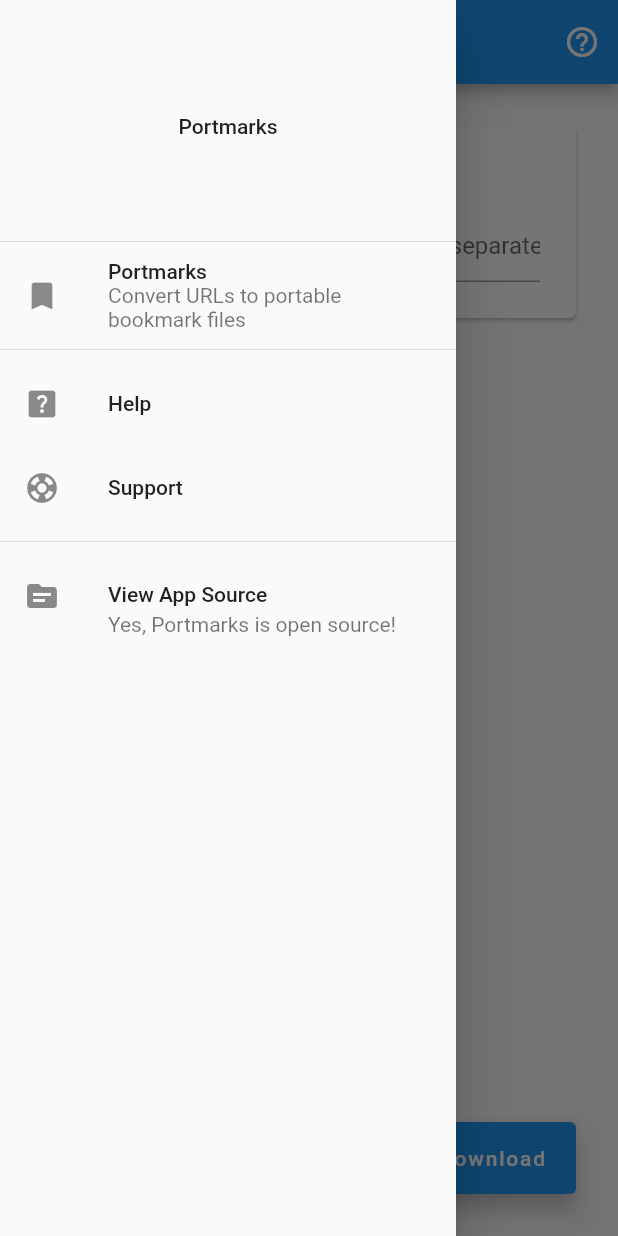
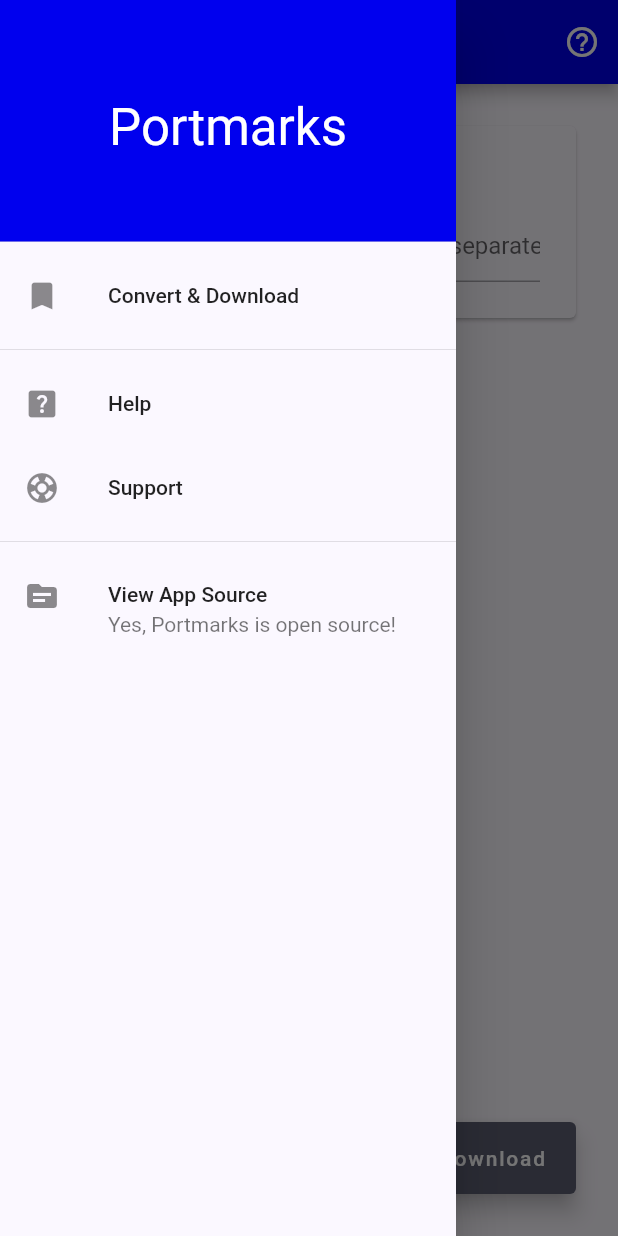
Before and after one commit to aurelitec/portmarks, a Flutter app: the screen it shows after launch, with the side drawer open, on a phone screen of 412 x 824 dp. Run offline on Flutter 3.47's test engine with Material 2 defaults, Android fonts, the phone set to English and light mode, and no system bars; our stand-ins replace go_router; missing offline and left inert: dart:html.

Commit message:
Add app theme; refactor & simplify strings & more

```diff
--- a/lib/common/app_urls.dart
+++ b/lib/common/app_urls.dart
@@ -13,7 +13,7 @@
       'https://www.aurelitec.com/support/?utm_source=$_appId&utm_medium=app&utm_campaign=${_appId}_${_editionId}_drawer';
 
   static const String help =
-      'https://www.aurelitec.com/$_appId/?utm_source=$_appId&utm_medium=app&utm_campaign=${_appId}_${_editionId}_appbar';
+      'https://www.aurelitec.com/$_appId/help/?utm_source=$_appId&utm_medium=app&utm_campaign=${_appId}_${_editionId}_appbar';
 
   static const String viewSource = 'https://github.com/aurelitec/portmarks';
 }
--- a/lib/common/strings.dart
+++ b/lib/common/strings.dart
@@ -14,9 +14,7 @@
 // Drawer items
 // -----------------------------------------------------------------------------------------------
 
-const String portmarkDrawerTitle = 'Portmarks';
-const String portmarkDrawerSubtitle = 'Convert URLs to portable bookmark files';
-
+const String portmarkDrawer = 'Convert & Download';
 const String supportDrawer = 'Support';
 const String helpDrawer = 'Help';
 const String viewSourceDrawer = 'View App Source';
@@ -27,14 +25,6 @@
 // -----------------------------------------------------------------------------------------------
 
 const String portmarkScreenTitle = 'Portmarks';
-
-const String conv_convertFromCardTitle = 'Convert from';
-const String conv_convertToCardTitle = 'Convert to';
-
-const String conv_urlsCardTitle = 'URLs to convert';
-// static const String conv_urlsCardTitle = 'Convert these URLs to portable bookmark files';
-const String conv_enterUrlsHint = 'Enter one or more URLs, each on a separate line';
-const String conv_directoryCardTitle = 'Save files to';
-const String conv_enterDirectoryHint = 'Enter the directory where you want to save the files';
-
-const String conv_convertButton = 'Convert & Download';
+const String urlsCardTitle = 'URLs to convert';
+const String enterUrlsHint = 'Enter one or more URLs, each on a separate line';
+const String convertButton = 'Convert & Download';
--- /dev/null
+++ b/lib/common/theme.dart
@@ -0,0 +1,37 @@
+// Copyright 2010-2023 Aurelitec. All rights reserved.
+// Use of this source code is governed by a user license that can be
+// found in the LICENSE file.
+
+/// The light and dark themes of the app, and various style utility functions.
+library;
+
+import 'package:flutter/material.dart';
+
+/// The main color of the app: Hyperlink Blue, as defined by the color-names GitHub project.
+const Color _hyperlinkBlue = Color(0xFF0000EE);
+
+/// Defines the default visual properties for this app's material widgets.
+///
+/// Supports both the light and dark versions of the user interface.
+ThemeData appTheme(Brightness brightness) {
+  // A color that is white in the light theme and black in the dark theme
+  // final Color lightWhiteDarkBlack = brightness == Brightness.light ? Colors.white : Colors.black;
+
+  // A color that is black in the light theme and white in the dark theme
+  // final Color lightBlackDarkWhite = brightness == Brightness.light ? Colors.black : Colors.white;
+
+  return ThemeData.from(
+    colorScheme: ColorScheme.fromSeed(
+      seedColor: _hyperlinkBlue,
+      brightness: brightness,
+      primary: _hyperlinkBlue,
+      onPrimary: Colors.white,
+    ),
+  ).copyWith(
+    // Use Hyperlink Blue for the app bar's background color for both the light and dark themes
+    appBarTheme: const AppBarTheme(
+      backgroundColor: _hyperlinkBlue,
+      foregroundColor: Colors.white,
+    ),
+  );
+}
--- a/lib/main.dart
+++ b/lib/main.dart
@@ -6,7 +6,8 @@
 import 'package:go_router/go_router.dart';
 
 import 'common/strings.dart' as strings;
-import 'screens/converter_screen.dart';
+import 'common/theme.dart' as theme;
+import 'screens/portmark_screen.dart';
 
 void main() {
   runApp(const PortmarksApp());
@@ -18,7 +19,7 @@
     GoRoute(
       path: '/',
       builder: (BuildContext context, GoRouterState state) {
-        return const ConverterScreen();
+        return const PortmarkScreen();
       },
     ),
   ],
@@ -35,9 +36,12 @@
       routerConfig: _router,
       debugShowCheckedModeBanner: false,
       title: strings.appName,
-      theme: ThemeData(
-        primarySwatch: Colors.blue,
-      ),
+
+      // The light theme of the app
+      theme: theme.appTheme(Brightness.light),
+
+      // The dark theme of the app
+      darkTheme: theme.appTheme(Brightness.dark),
     );
   }
 }
--- a/lib/screens/converter_screen.dart
+++ b/lib/screens/portmark_screen.dart
@@ -13,14 +13,14 @@
 import '../widgets/internal/app_drawer.dart';
 import '../widgets/main_button.dart';
 
-class ConverterScreen extends StatefulWidget {
-  const ConverterScreen({Key? key}) : super(key: key);
+class PortmarkScreen extends StatefulWidget {
+  const PortmarkScreen({Key? key}) : super(key: key);
 
   @override
-  State<ConverterScreen> createState() => _ConverterScreenState();
+  State<PortmarkScreen> createState() => _PortmarkScreenState();
 }
 
-class _ConverterScreenState extends State<ConverterScreen> {
+class _PortmarkScreenState extends State<PortmarkScreen> {
   late TextEditingController _controller;
 
   @override
@@ -67,7 +67,7 @@
         padding: const EdgeInsets.all(12.0),
         child: MainButton(
           icon: const Icon(Icons.file_download),
-          label: const Text(strings.conv_convertButton),
+          label: const Text(strings.convertButton),
           onPressed: _onConvertPressed,
         ),
       ),
@@ -76,7 +76,7 @@
 
   Widget _buildUrlsToConvert(Size size) {
     return CardWithHeader(
-      title: strings.conv_urlsCardTitle,
+      title: strings.urlsCardTitle,
       child: SingleChildScrollView(
         scrollDirection: Axis.horizontal,
         child: IntrinsicWidth(
@@ -86,7 +86,7 @@
             maxLines: null,
             decoration: const InputDecoration(
               border: UnderlineInputBorder(),
-              hintText: strings.conv_enterUrlsHint,
+              hintText: strings.enterUrlsHint,
             ),
           ),
         ),
--- a/lib/widgets/internal/app_drawer.dart
+++ b/lib/widgets/internal/app_drawer.dart
@@ -66,8 +66,8 @@
           _buildItem(
             context,
             icon: Icons.bookmark,
-            title: strings.portmarkDrawerTitle,
-            subtitle: strings.portmarkDrawerSubtitle,
+            title: strings.portmarkDrawer,
+            // subtitle: strings.portmarkDrawerSubtitle,
             item: AppDrawerItems.portmark,
           ),
 
@@ -138,13 +138,13 @@
   @override
   Widget build(BuildContext context) {
     return DrawerHeader(
-      // decoration: BoxDecoration(color: color),
+      decoration: BoxDecoration(color: Theme.of(context).colorScheme.primary),
       child: Center(
         child: Text(
           strings.appName,
-          // style: Theme.of(context).textTheme.headlineMedium!.copyWith(
-          //       color: ColorUtils.contrastOf(color),
-          //     ),
+          style: Theme.of(context).textTheme.headlineMedium!.copyWith(
+                color: Theme.of(context).colorScheme.onPrimary,
+              ),
         ),
       ),
     );
```
